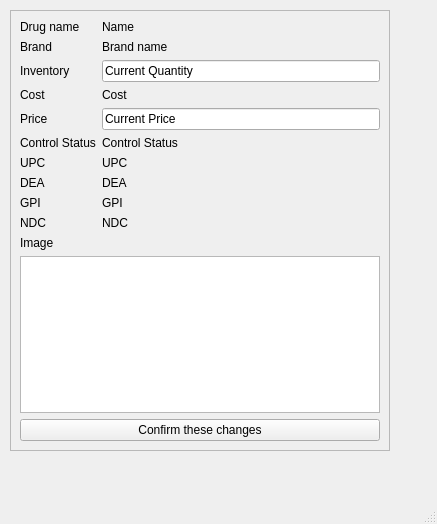
Before: the Qt Designer form changedrugwindow.ui in WNewsome/Pharmaceutical-Point-of-Sale, drawn with Qt 5.
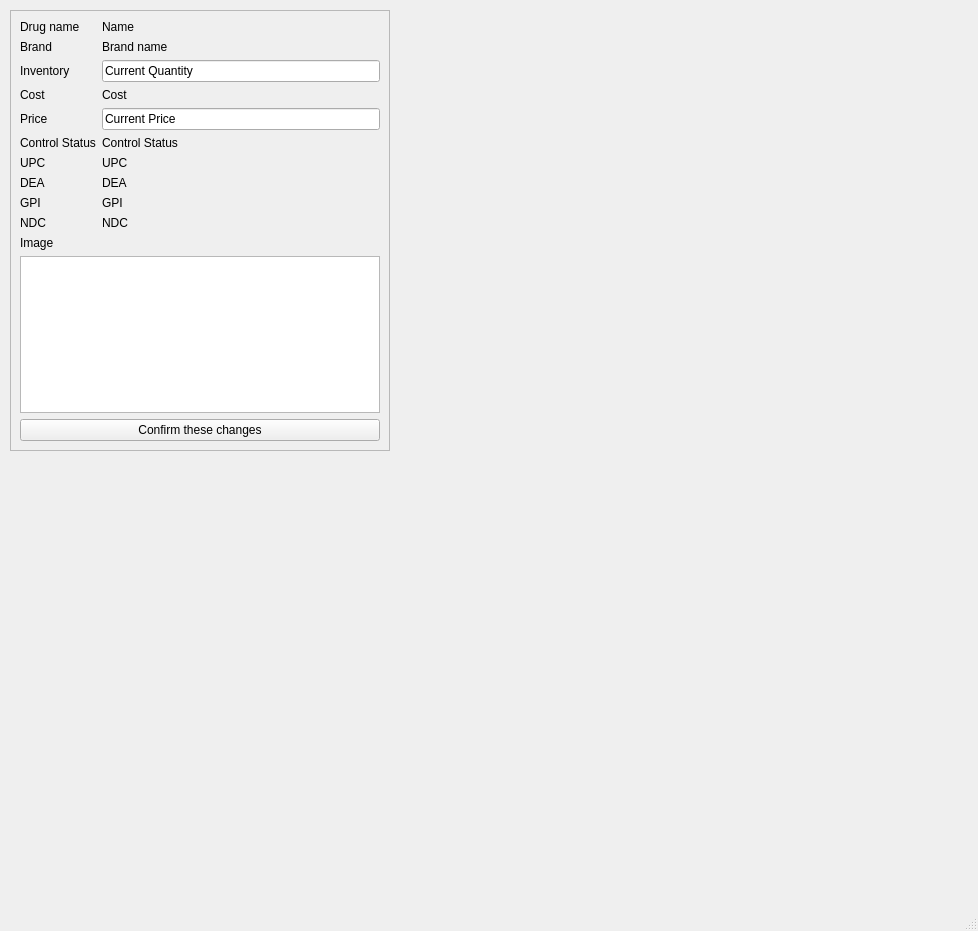
After: the same form once the commit is applied.

```diff
--- a/changedrugwindow.ui
+++ b/changedrugwindow.ui
@@ -6,8 +6,8 @@
    <rect>
     <x>0</x>
     <y>0</y>
-    <width>437</width>
-    <height>524</height>
+    <width>978</width>
+    <height>931</height>
    </rect>
   </property>
   <property name="windowTitle">
```
Left out of the diff: 32 changed lines with no effect on the pictures.
